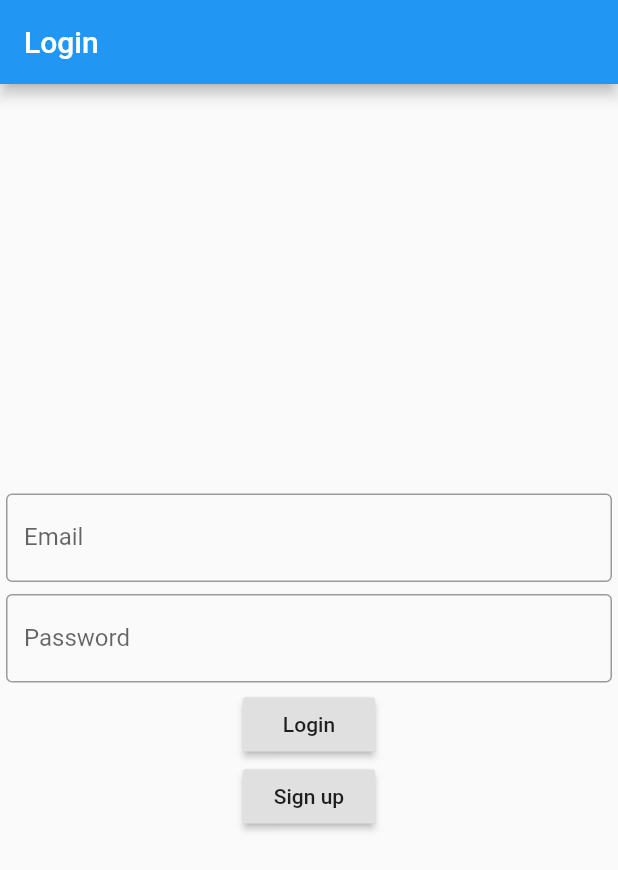
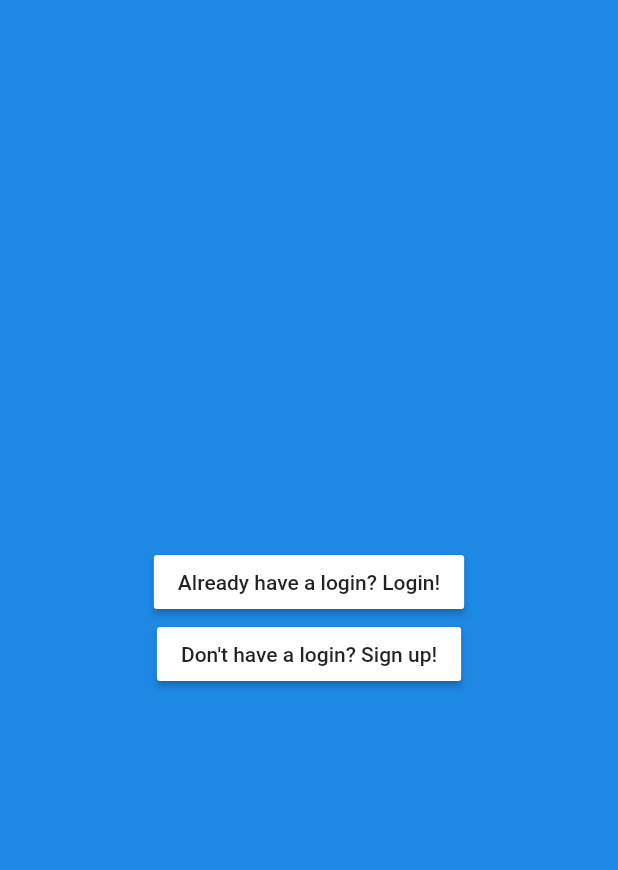
Before and after one commit to mjaay1337/ChatApp, a Flutter app: the screen it shows after launch, on a phone screen of 412 x 824 dp. Shown: the top 870 px of the screen. Run offline on Flutter 3.47's test engine with Material 2 defaults, Android fonts, the phone set to English and light mode, and no system bars; our stand-ins replace bloc, cloud_firestore, firebase_auth, firebase_core, flutter_bloc; accounts and stored records are empty.

Commit message:
added start page and put on fitting backgroundcolor

```diff
--- a/chat_app/lib/main.dart
+++ b/chat_app/lib/main.dart
@@ -4,6 +4,7 @@ import 'package:chat_app/screens/home_screen.dart';
 import 'package:chat_app/screens/landing_screen.dart';
 import 'package:chat_app/screens/login_screen.dart';
 import 'package:chat_app/screens/sign_up_screen.dart';
+import 'package:chat_app/screens/start_screen.dart';
 import 'package:flutter/material.dart';
 import 'package:flutter_bloc/flutter_bloc.dart';
 
@@ -47,7 +48,8 @@ class MyApp extends StatelessWidget {
           LandingScreen.id: (context) => LandingScreen(),
           HomeScreen.id: (context) => HomeScreen(),
           LoginScreen.id: (context) => LoginScreen(),
-          SignUpScreen.id: (context) => SignUpScreen()
+          SignUpScreen.id: (context) => SignUpScreen(),
+          StartScreen.id: (context) => StartScreen()
         },
       ),
     );
--- a/chat_app/lib/screens/landing_screen.dart
+++ b/chat_app/lib/screens/landing_screen.dart
@@ -1,5 +1,5 @@
 import 'package:chat_app/screens/home_screen.dart';
-import 'package:chat_app/screens/login_screen.dart';
+import 'package:chat_app/screens/start_screen.dart';
 import 'package:firebase_auth/firebase_auth.dart';
 import 'package:flutter/material.dart';
 
@@ -13,7 +13,7 @@ class LandingScreen extends StatelessWidget {
         if (snapshot.hasData && snapshot.data.providerData.length == 1) {
           return HomeScreen();
         } else {
-          return LoginScreen();
+          return StartScreen();
         }
       },
     );
--- /dev/null
+++ b/chat_app/lib/screens/start_screen.dart
@@ -0,0 +1,35 @@
+import 'package:chat_app/screens/login_screen.dart';
+import 'package:flutter/material.dart';
+import 'package:chat_app/screens/sign_up_screen.dart';
+
+class StartScreen extends StatelessWidget {
+  static const String id = 'start';
+
+  @override
+  Widget build(BuildContext context) {
+    return Container(
+      color: Colors.blue[600],
+      child: Column(
+        mainAxisAlignment: MainAxisAlignment.center,
+        children: [
+          RaisedButton(
+            color: Colors.white,
+            onPressed: () {
+              Navigator.pushNamed(context, LoginScreen.id);
+            },
+            child: Text('Already have a login? Login!'),
+          ),
+          RaisedButton(
+            color: Colors.white,
+            onPressed: () {
+              Navigator.pushNamed(context, SignUpScreen.id);
+            },
+            child: Text(
+              'Don\'t have a login? Sign up!',
+            ),
+          ),
+        ],
+      ),
+    );
+  }
+}
--- a/chat_app/pubspec.yaml
+++ b/chat_app/pubspec.yaml
@@ -51,7 +51,10 @@ flutter:
   # the material Icons class.
   uses-material-design: true
   # To add assets to your application, add an assets section, like this:
-  # assets:
+  assets:
+    - assets/images/chatlogo.png
+    - assets/images/chatlogo.jpg
+    - assets/images/chatlogov1.jpg
   #   - images/a_dot_burr.jpeg
   #   - images/a_dot_ham.jpeg
   # An image asset can refer to one or more resolution-specific "variants", see
```
Also changed, not shown: chat_app/assets/images/chatlogo.jpg (added), chat_app/assets/images/chatlogo.png (added), chat_app/assets/images/chatlogov1.jpg (added).
